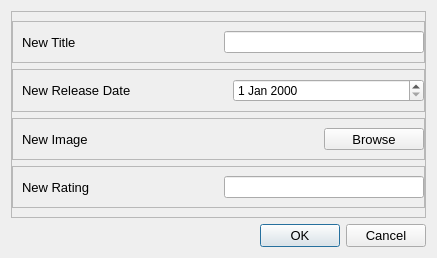
Above: ui/edit_dialog.ui from ngfuong/crud-ranking-app before the change. Below: the same form after it.
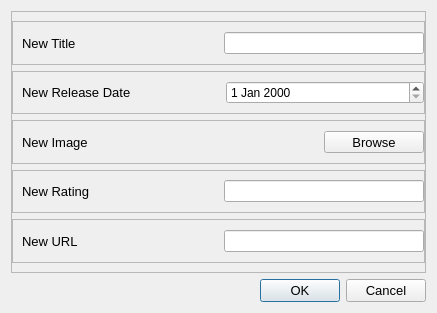
That is the form after the change. Icons and pictures are not drawn.

The edit to the form file:
```diff
--- a/ui/edit_dialog.ui
+++ b/ui/edit_dialog.ui
@@ -7,7 +7,7 @@
     <x>0</x>
     <y>0</y>
     <width>437</width>
-    <height>256</height>
+    <height>313</height>
    </rect>
   </property>
   <property name="windowTitle">
@@ -89,7 +89,7 @@
         </property>
         <layout class="QHBoxLayout" name="horizontalLayout_2">
          <property name="spacing">
-          <number>20</number>
+          <number>5</number>
          </property>
          <property name="rightMargin">
           <number>0</number>
@@ -237,6 +237,52 @@
         </layout>
        </widget>
       </item>
+      <item>
+       <widget class="QFrame" name="urlFrame">
+        <property name="frameShape">
+         <enum>QFrame::StyledPanel</enum>
+        </property>
+        <property name="frameShadow">
+         <enum>QFrame::Raised</enum>
+        </property>
+        <layout class="QHBoxLayout" name="horizontalLayout_5">
+         <property name="spacing">
+          <number>20</number>
+         </property>
+         <property name="rightMargin">
+          <number>0</number>
+         </property>
+         <item>
+          <widget class="QLabel" name="urlLabel">
+           <property name="minimumSize">
+            <size>
+             <width>100</width>
+             <height>0</height>
+            </size>
+           </property>
+           <property name="font">
+            <font>
+             <pointsize>10</pointsize>
+            </font>
+           </property>
+           <property name="text">
+            <string>New URL</string>
+           </property>
+          </widget>
+         </item>
+         <item>
+          <widget class="QLineEdit" name="urlInput">
+           <property name="maximumSize">
+            <size>
+             <width>200</width>
+             <height>16777215</height>
+            </size>
+           </property>
+          </widget>
+         </item>
+        </layout>
+       </widget>
+      </item>
      </layout>
     </widget>
    </item>
```
